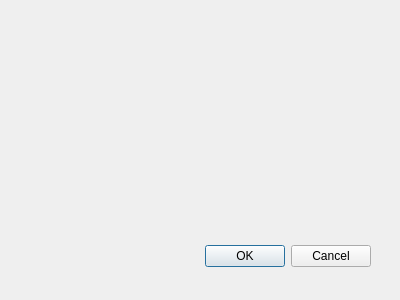
Qt form signup.ui (abdaladarwesh/School-managment-system) before a commit.
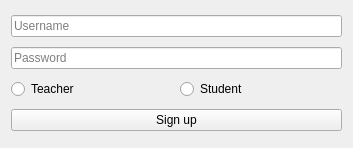
The same form after that commit.

Commit message: adding a sign up form

Diff of the .ui file:
```diff
--- a/signup.ui
+++ b/signup.ui
@@ -1,34 +1,62 @@
 <?xml version="1.0" encoding="UTF-8"?>
 <ui version="4.0">
  <class>signup</class>
- <widget class="QDialog" name="signup">
+ <widget class="QWidget" name="signup">
   <property name="geometry">
    <rect>
     <x>0</x>
     <y>0</y>
-    <width>400</width>
-    <height>300</height>
+    <width>353</width>
+    <height>148</height>
    </rect>
   </property>
-  <property name="windowTitle">
-   <string>Dialog</string>
-  </property>
-  <widget class="QDialogButtonBox" name="buttonBox">
-   <property name="geometry">
-    <rect>
-     <x>30</x>
-     <y>240</y>
-     <width>341</width>
-     <height>32</height>
-    </rect>
+  <layout class="QVBoxLayout" name="verticalLayout">
+   <property name="sizeConstraint">
+    <enum>QLayout::SizeConstraint::SetNoConstraint</enum>
    </property>
-   <property name="orientation">
-    <enum>Qt::Orientation::Horizontal</enum>
-   </property>
-   <property name="standardButtons">
-    <set>QDialogButtonBox::StandardButton::Cancel|QDialogButtonBox::StandardButton::Ok</set>
-   </property>
-  </widget>
+   <item>
+    <widget class="QLineEdit" name="usernameLineEdit">
+     <property name="placeholderText">
+      <string>Username</string>
+     </property>
+    </widget>
+   </item>
+   <item>
+    <widget class="QLineEdit" name="passwordLineEdit">
+     <property name="echoMode">
+      <enum>QLineEdit::EchoMode::Password</enum>
+     </property>
+     <property name="placeholderText">
+      <string>Password</string>
+     </property>
+    </widget>
+   </item>
+   <item>
+    <layout class="QHBoxLayout" name="horizontalLayout">
+     <item>
+      <widget class="QRadioButton" name="teacher">
+       <property name="text">
+        <string>Teacher</string>
+       </property>
+      </widget>
+     </item>
+     <item>
+      <widget class="QRadioButton" name="student">
+       <property name="text">
+        <string>Student</string>
+       </property>
+      </widget>
+     </item>
+    </layout>
+   </item>
+   <item>
+    <widget class="QPushButton" name="signupbutton">
+     <property name="text">
+      <string>Sign up</string>
+     </property>
+    </widget>
+   </item>
+  </layout>
  </widget>
  <resources/>
  <connections>
```
Left out of the diff: 35 changed lines with no effect on the pictures. The commit also changes 7 other files.
